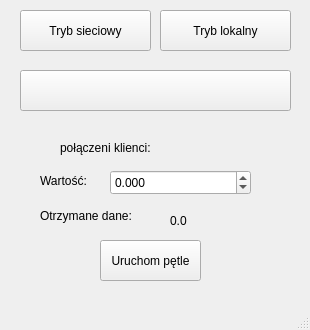
The window that mainwindow.ui (dawidbis/SieciTestApp) describes before a commit, drawn with Qt 5.
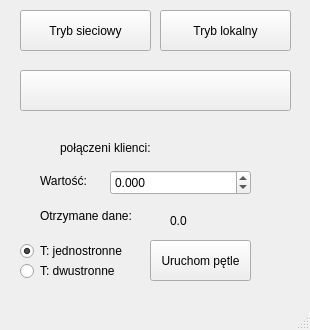
The same window after the commit.

```diff
--- a/mainwindow.ui
+++ b/mainwindow.ui
@@ -113,7 +113,7 @@
    <widget class="QPushButton" name="btnStartLoop">
     <property name="geometry">
      <rect>
-      <x>100</x>
+      <x>150</x>
       <y>240</y>
       <width>101</width>
       <height>41</height>
@@ -175,6 +175,35 @@
      <string>Wartość: </string>
     </property>
    </widget>
+   <widget class="QRadioButton" name="rbtn_taktowanie1">
+    <property name="geometry">
+     <rect>
+      <x>20</x>
+      <y>240</y>
+      <width>111</width>
+      <height>22</height>
+     </rect>
+    </property>
+    <property name="text">
+     <string>T: jednostronne</string>
+    </property>
+    <property name="checked">
+     <bool>true</bool>
+    </property>
+   </widget>
+   <widget class="QRadioButton" name="rbtn_taktowanie2">
+    <property name="geometry">
+     <rect>
+      <x>20</x>
+      <y>260</y>
+      <width>101</width>
+      <height>22</height>
+     </rect>
+    </property>
+    <property name="text">
+     <string>T: dwustronne</string>
+    </property>
+   </widget>
   </widget>
   <widget class="QMenuBar" name="menubar">
    <property name="geometry">
```
